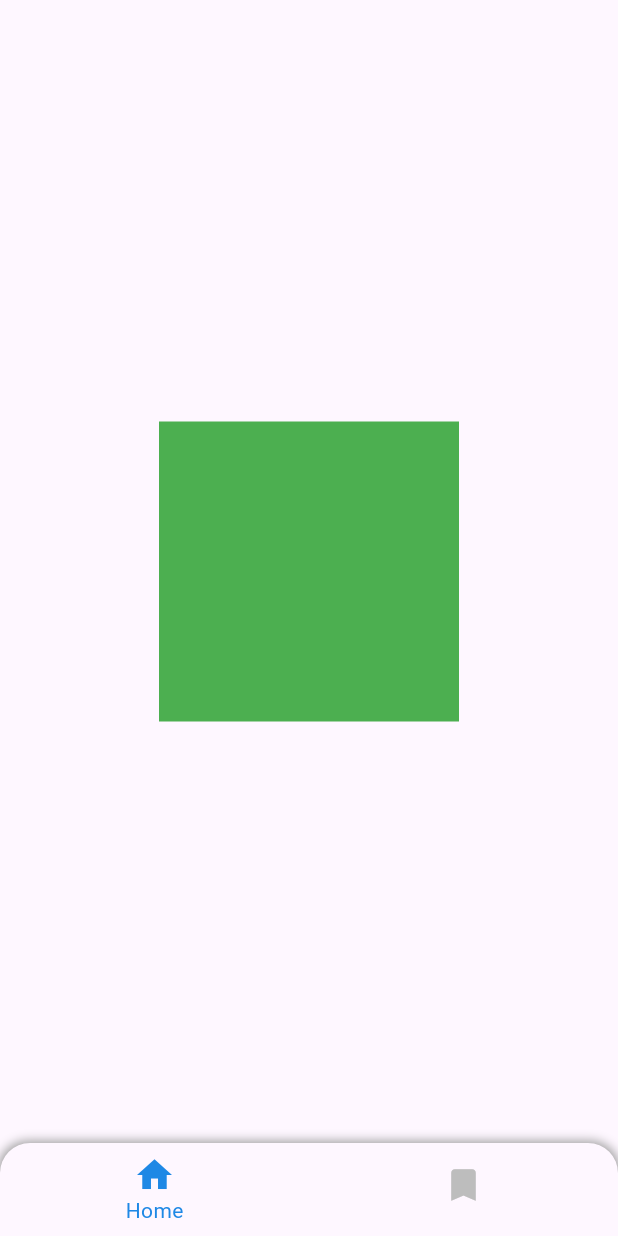
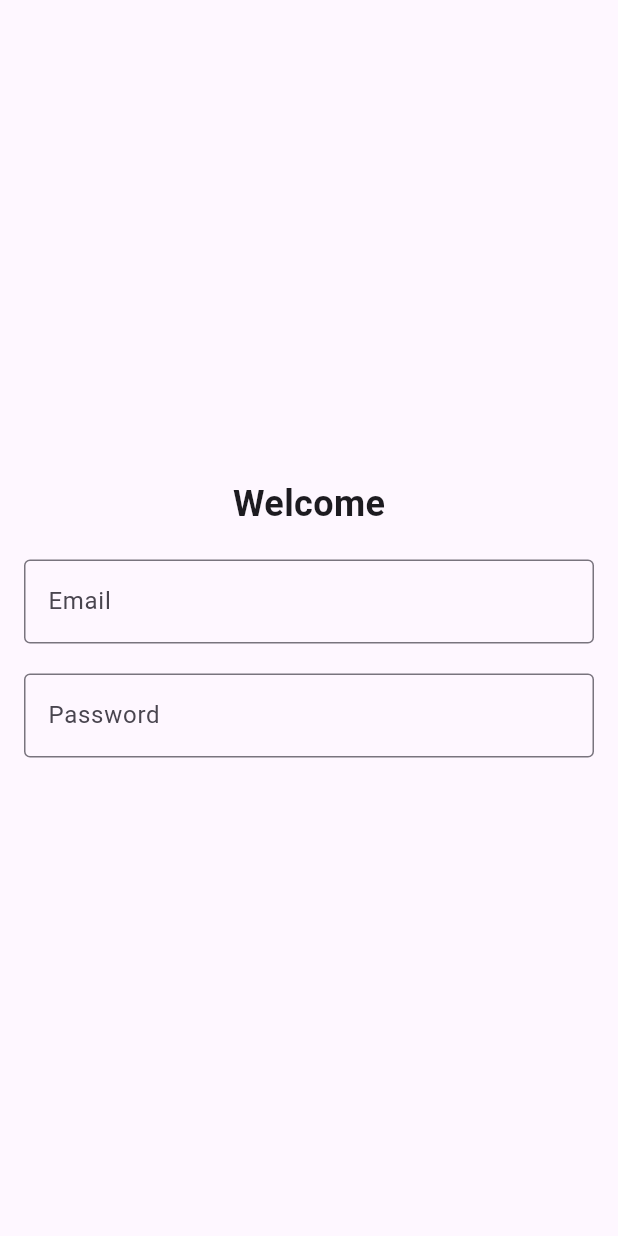
Before and after one commit to neshika/new_wild, a Flutter app: the screen it shows after launch, on a phone screen of 412 x 824 dp. Run offline on Flutter 3.47's test engine with Material 3 defaults, Android fonts, the light colour scheme and no system bars.

Commit message:
authorization

```diff
--- a/lib/main.dart
+++ b/lib/main.dart
@@ -1,5 +1,6 @@
 import 'package:flutter/material.dart';
 import 'package:new_wild/ui/home_screen.dart';
+import 'package:new_wild/ui/screens/authorization/login_screen.dart';
 
 void main() {
   //запуск
@@ -12,7 +13,7 @@ class MyApp extends StatelessWidget {
   Widget build(BuildContext context) {
     return const MaterialApp(
       title: 'Scenario Maker App ',
-      home: HomeScreen(),
+      home: LoginScreen(),
     );
   }
 }
--- /dev/null
+++ b/lib/ui/screens/authorization/login_screen.dart
@@ -0,0 +1,63 @@
+import 'package:flutter/material.dart';
+
+class LoginScreen extends StatefulWidget {
+  const LoginScreen({super.key});
+
+  @override
+  State<LoginScreen> createState() => _LoginScreenState();
+}
+
+class _LoginScreenState extends State<LoginScreen> {
+  //создаем контролер для Почты и пароля (проверять на валидность)
+  late final TextEditingController _emailController;
+  late final TextEditingController _passwordController;
+  @override
+  void initState() {
+    super.initState();
+    _emailController = TextEditingController();
+    _passwordController = TextEditingController();
+  }
+
+  @override
+  Widget build(BuildContext context) {
+    return Scaffold(
+      body: Center(
+        child: Padding(
+          padding: const EdgeInsets.all(16.0),
+          child: Form(
+            child: Column(
+              mainAxisSize:
+                  MainAxisSize.min, //все элементы растянуты по минимуму
+              children: [
+                Text(
+                  'Welcome',
+                  style: TextStyle(fontSize: 24.0, fontWeight: FontWeight.bold),
+                ),
+                const SizedBox(height: 20.0), // линия под Велком
+                TextFormField(
+                  controller: _emailController,
+                  decoration: const InputDecoration(
+                    labelText: 'Email',
+                    hintText: 'Enter your Email',
+                    border: OutlineInputBorder(),
+                  ),
+                ),
+                const SizedBox(
+                  height: 20.0,
+                ),
+                TextFormField(
+                  controller: _passwordController,
+                  decoration: const InputDecoration(
+                    labelText: 'Password',
+                    hintText: 'Enter your Password',
+                    border: OutlineInputBorder(),
+                  ),
+                ),
+              ],
+            ),
+          ),
+        ),
+      ),
+    );
+  }
+}
```
